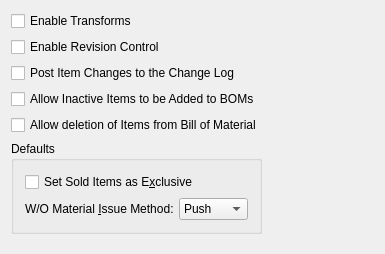
First picture: the form in guiclient/configurePD.ui, repository Pegasus-RPG/xtuple-client, before the edit.
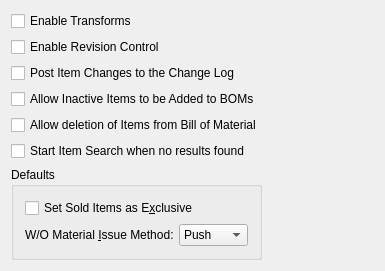
Second picture: the form after the edit.

Commit message: Issue #24298:add config option for auto starting search

The edit to the form file:
```diff
--- a/guiclient/configurePD.ui
+++ b/guiclient/configurePD.ui
@@ -14,7 +14,7 @@
     <x>0</x>
     <y>0</y>
     <width>385</width>
-    <height>254</height>
+    <height>258</height>
    </rect>
   </property>
   <property name="windowTitle">
@@ -62,6 +62,13 @@
            </property>
           </widget>
          </item>
+         <item>
+          <widget class="QCheckBox" name="_autoItemSearch">
+           <property name="text">
+            <string>Start Item Search when no results found</string>
+           </property>
+          </widget>
+         </item>
          <item>
           <widget class="QGroupBox" name="_defaultGroup">
            <property name="title">
```
The commit also changes 2 other files.
